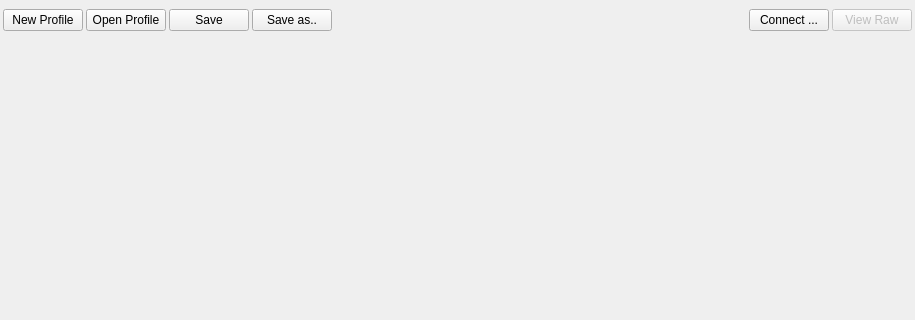
First picture: the form in Software/FullAxis/src/main/python/lib/main.ui, repository Debaq/Fullaxis, before the edit; both pictures show x 0 to 915 and y 0 to 320 of the 915 by 704 pixel window.
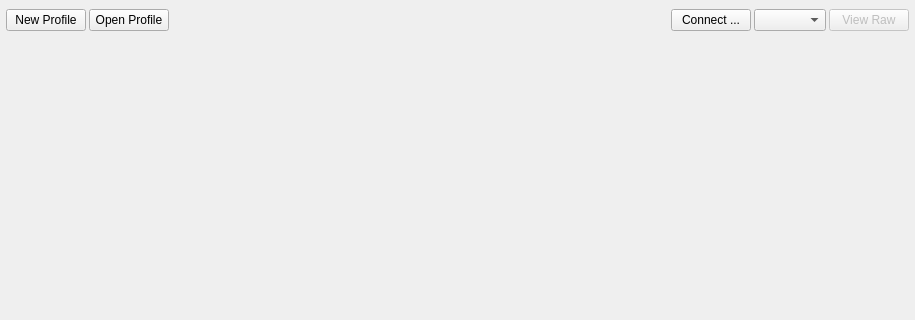
Second picture: the form after the edit.

```diff
--- a/Software/FullAxis/src/main/python/lib/main.ui
+++ b/Software/FullAxis/src/main/python/lib/main.ui
@@ -16,13 +16,13 @@
   <widget class="QWidget" name="centralwidget">
    <layout class="QVBoxLayout" name="verticalLayout">
     <property name="leftMargin">
-     <number>3</number>
+     <number>6</number>
     </property>
     <property name="topMargin">
      <number>3</number>
     </property>
     <property name="rightMargin">
-     <number>3</number>
+     <number>6</number>
     </property>
     <property name="bottomMargin">
      <number>3</number>
@@ -65,20 +65,6 @@
          </property>
         </widget>
        </item>
-       <item>
-        <widget class="QPushButton" name="btn_save">
-         <property name="text">
-          <string>Save</string>
-         </property>
-        </widget>
-       </item>
-       <item>
-        <widget class="QPushButton" name="btn_save_as">
-         <property name="text">
-          <string>Save as..</string>
-         </property>
-        </widget>
-       </item>
        <item>
         <spacer name="horizontalSpacer">
          <property name="orientation">
@@ -99,6 +85,13 @@
          </property>
         </widget>
        </item>
+       <item>
+        <widget class="QComboBox" name="combo_serial">
+         <property name="insertPolicy">
+          <enum>QComboBox::InsertAtTop</enum>
+         </property>
+        </widget>
+       </item>
        <item>
         <widget class="QPushButton" name="btn_view_raw">
          <property name="enabled">
```
Left out of the diff: 3 changed lines with no effect on the pictures.
